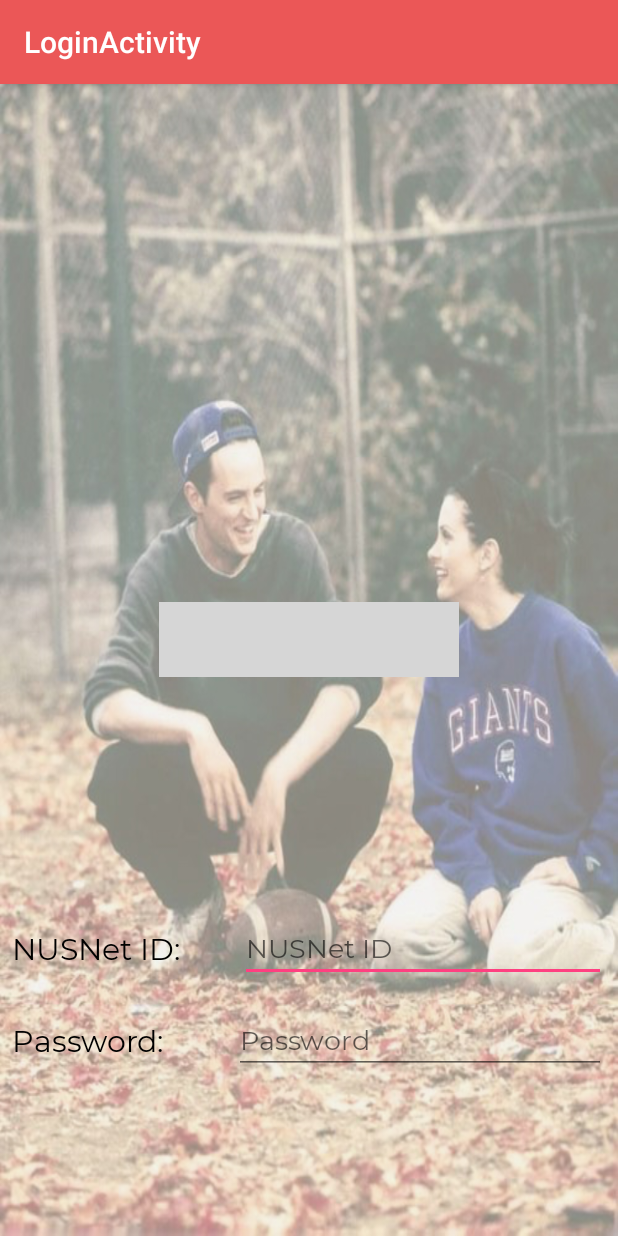
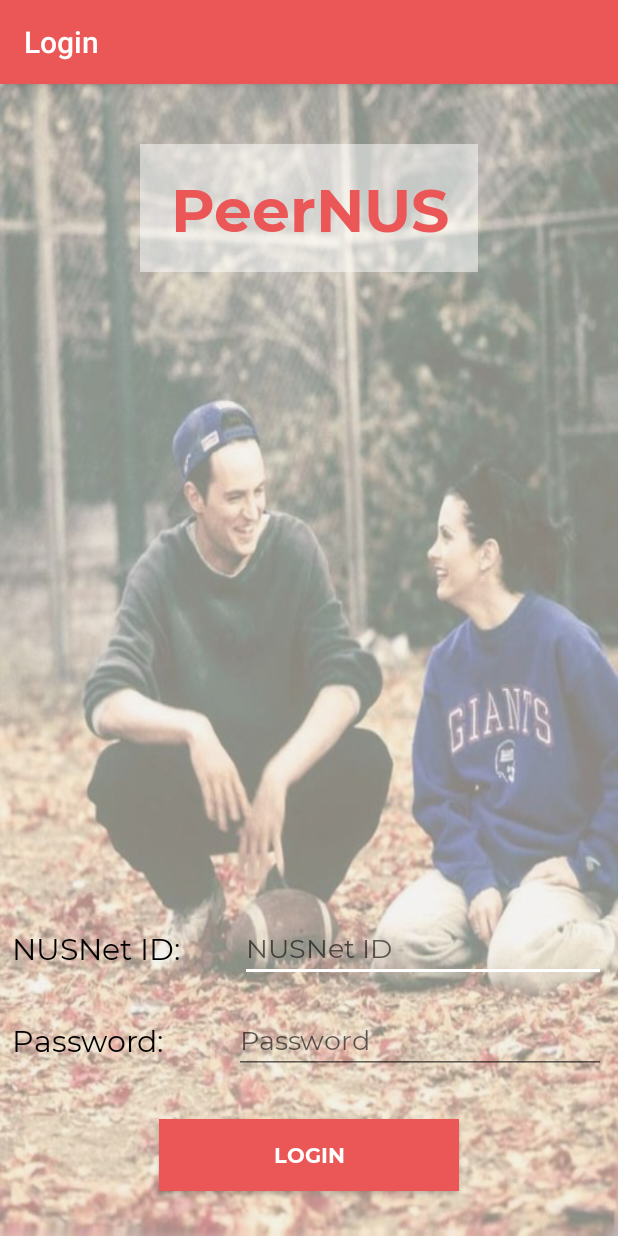
Before and after one commit to darren96/Orbital-2018, an Android app: the Login screen opened directly, with no data from a screen before it, on a phone screen of 412 x 824 dp. Run offline under Robolectric (Android 15) with nearby library versions, the phone set to English and light mode, and no system bars; grey boxes are pictures that could not be loaded.

Commit message:
HttpAsyncTask (API Calling Library) added and further enhancement on login UI

```diff
--- /dev/null
+++ b/PeerNUS/app/src/main/java/edu/nus/sunlabitro/peernus/OnTaskCompleted.java
@@ -0,0 +1,5 @@
+package edu.nus.sunlabitro.peernus;
+
+public interface OnTaskCompleted {
+    void onTaskCompleted(String response);
+}
--- a/PeerNUS/app/src/main/res/layout/content_login.xml
+++ b/PeerNUS/app/src/main/res/layout/content_login.xml
@@ -8,34 +8,45 @@
     tools:context=".Login"
     tools:showIn="@layout/activity_login">
 
-    <LinearLayout
+    <RelativeLayout
         android:layout_width="match_parent"
         android:layout_height="match_parent"
-        android:background="@drawable/login"
-        android:gravity="bottom"
-        android:paddingBottom="100sp"
-        android:orientation="vertical">
+        android:background="@drawable/login" >
 
-        <ImageView
-            android:layout_width="200sp"
-            android:layout_height="50sp"
+        <TextView
+            android:layout_width="225sp"
+            android:layout_height="85dp"
+            android:layout_alignParentTop="true"
+            android:layout_centerHorizontal="true"
             android:layout_gravity="center_horizontal"
-            android:src="@drawable/peernus_logo"
+            android:layout_marginTop="40dp"
             android:background="@drawable/background"
-            android:layout_marginBottom="150sp"/>
+            android:fontFamily="@font/montserrat_bold"
+            android:text="PeerNUS"
+            android:textColor="@color/colorPrimary"
+            android:gravity="center"
+            android:textSize="40dp" />
 
         <LinearLayout
             android:layout_width="match_parent"
             android:layout_height="wrap_content"
-            android:orientation="horizontal"
-            android:layout_margin="8dp">
+            android:layout_alignParentBottom="true"
+            android:layout_marginBottom="100dp"
+
+            android:orientation="vertical">
+
+            <LinearLayout
+                android:layout_width="match_parent"
+                android:layout_height="wrap_content"
+                android:layout_margin="8dp"
+                android:orientation="horizontal">
 
                 <TextView
                     android:layout_width="wrap_content"
                     android:layout_height="wrap_content"
-                android:fontFamily="@font/montserrat_regular"
                     android:layout_gravity="center_vertical"
                     android:layout_weight="1"
+                    android:fontFamily="@font/montserrat_regular"
                     android:text="NUSNet ID:"
                     android:textColor="#000000"
                     android:textSize="20sp" />
@@ -44,10 +55,10 @@
                     android:id="@+id/nusnet"
                     android:layout_width="0dp"
                     android:layout_height="wrap_content"
+                    android:layout_gravity="right"
                     android:layout_weight="6"
                     android:fontFamily="@font/montserrat_regular"
-                android:hint="NUSNet ID"
-                android:layout_gravity="right"/>
+                    android:hint="NUSNet ID" />
 
             </LinearLayout>
 
@@ -80,4 +91,18 @@
 
         </LinearLayout>
 
+        <Button
+            android:layout_width="200dp"
+            android:layout_height="wrap_content"
+            android:layout_alignParentBottom="true"
+            android:layout_centerHorizontal="true"
+            android:layout_gravity="center"
+            android:layout_marginBottom="30dp"
+            android:background="@color/colorPrimary"
+            android:fontFamily="@font/montserrat_bold"
+            android:text="Login"
+            android:textColor="@color/colorAccent" />
+
+    </RelativeLayout>
+
 </android.support.constraint.ConstraintLayout>
--- a/PeerNUS/app/src/main/res/values/colors.xml
+++ b/PeerNUS/app/src/main/res/values/colors.xml
@@ -2,5 +2,5 @@
 <resources>
     <color name="colorPrimary">#EB5757</color>
     <color name="colorPrimaryDark">#EF3232</color>
-    <color name="colorAccent">#FF4081</color>
+    <color name="colorAccent">#ffffff</color>
 </resources>
--- a/PeerNUS/app/src/main/res/values/strings.xml
+++ b/PeerNUS/app/src/main/res/values/strings.xml
@@ -7,5 +7,5 @@
     <string name="nav_header_desc">Navigation header</string>
     <string name="action_settings">Settings</string>
     <string name="title_activity_splash_screen">SplashScreen</string>
-    <string name="title_activity_login">LoginActivity</string>
+    <string name="title_activity_login">Login</string>
 </resources>
```
Also changed, not shown: PeerNUS/app/src/main/java/edu/nus/sunlabitro/peernus/HttpAsyncTask.java (added, +87 -0 lines), PeerNUS/app/src/main/res/layout/content_splash_screen.xml (+7 -15 lines), 2 other files. Lines whose indentation alone changed are shown as unchanged.
